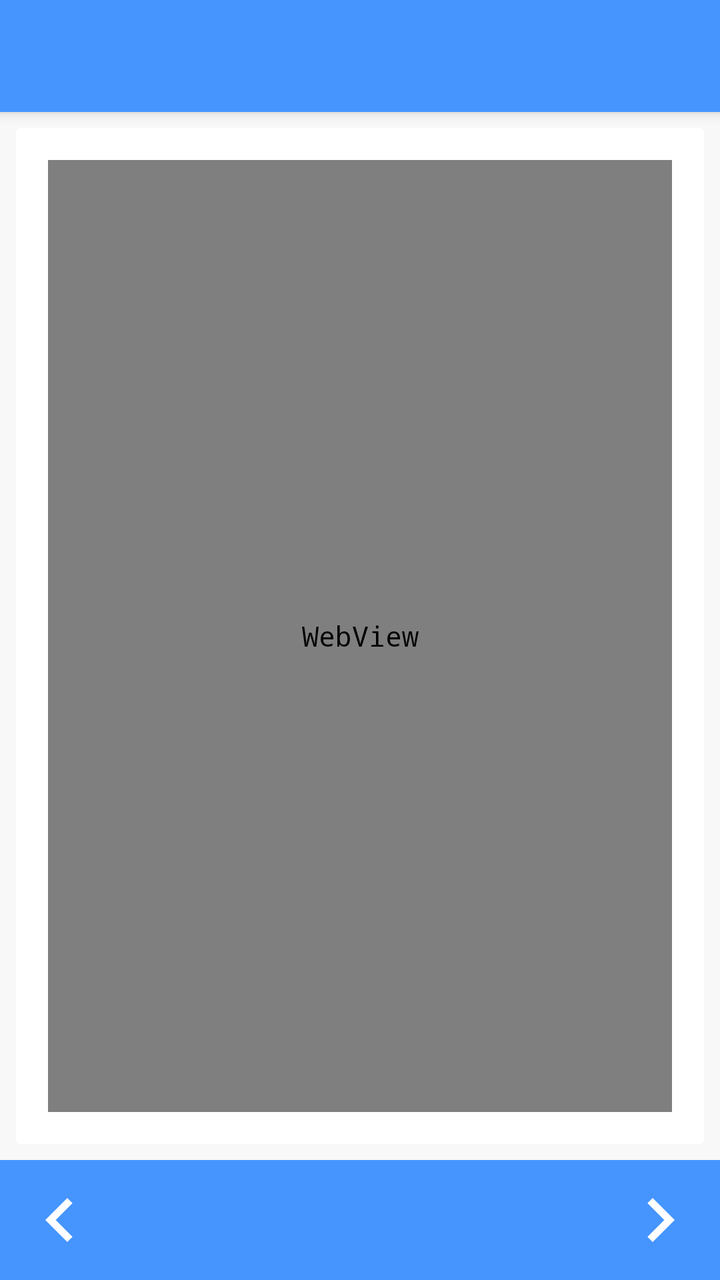
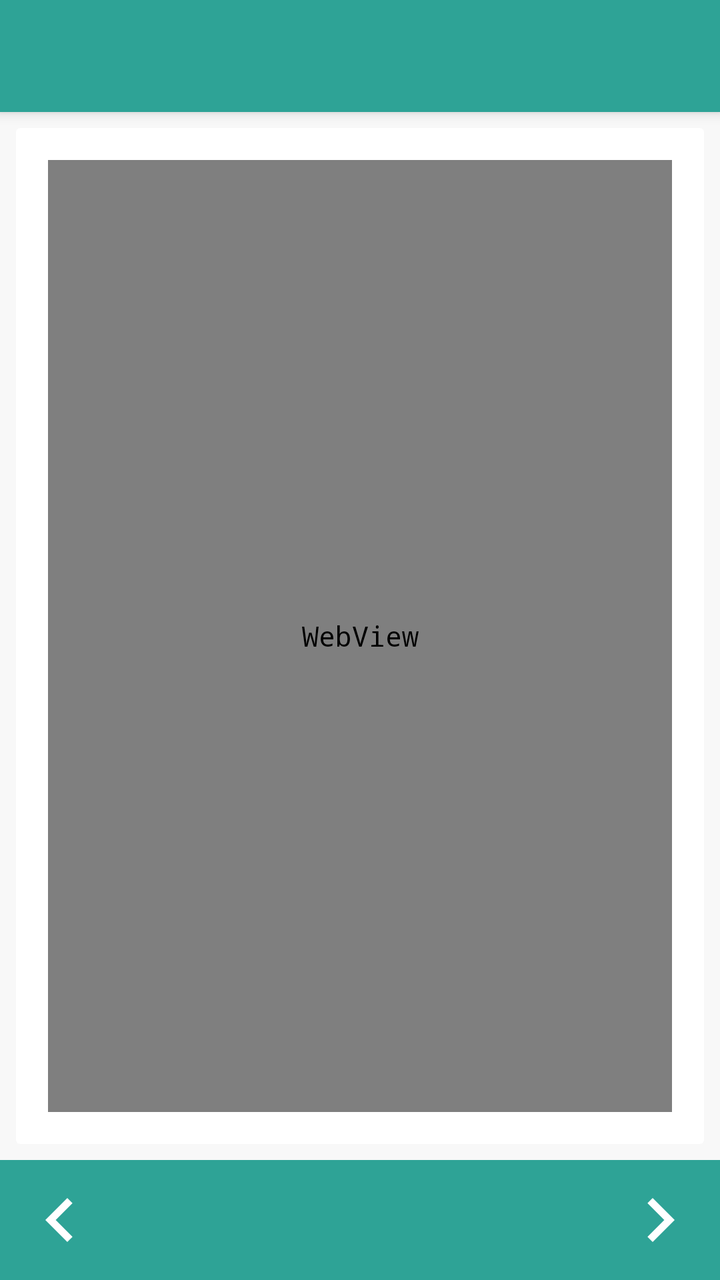

An Android layout rendered at two revisions. The XML below is the earlier revision; the diff shows what the commit changed to produce the second picture.
<!-- AndroidManifest.xml: application theme AppTheme -->
<!-- res/layout/activity_text_viewer.xml -->
<?xml version="1.0" encoding="utf-8"?>
<android.support.v4.widget.DrawerLayout
    xmlns:android="http://schemas.android.com/apk/res/android"
    xmlns:app="http://schemas.android.com/apk/res-auto"
    xmlns:tools="http://schemas.android.com/tools"
    android:layout_width="match_parent"
    android:layout_height="match_parent"
    android:fitsSystemWindows="true"
    tools:openDrawer="start"
    >
<android.support.design.widget.CoordinatorLayout

    android:layout_width="match_parent"
    android:layout_height="match_parent"
    tools:context="org.masaha.rejalalhadith.ui.viewer.TextViewer"
    android:fitsSystemWindows="false"

    >

    <android.support.design.widget.AppBarLayout
        android:layout_width="match_parent"
        android:layout_height="wrap_content"
        android:theme="@style/AppTheme.AppBarOverlay"
        >

        <android.support.v7.widget.Toolbar
            android:id="@+id/toolbar"
            android:layout_width="match_parent"
            android:layout_height="?attr/actionBarSize"
            android:background="?attr/colorPrimary"
            app:popupTheme="@style/AppTheme.PopupOverlay"
            />

    </android.support.design.widget.AppBarLayout>

    <include layout="@layout/content_text_viewer"/>


</android.support.design.widget.CoordinatorLayout>
</android.support.v4.widget.DrawerLayout>
<!-- res/layout/content_text_viewer.xml (included above) -->
<?xml version="1.0" encoding="utf-8"?>
<android.support.constraint.ConstraintLayout
    xmlns:android="http://schemas.android.com/apk/res/android"
    xmlns:app="http://schemas.android.com/apk/res-auto"
    xmlns:tools="http://schemas.android.com/tools"
    xmlns:card_view="http://schemas.android.com/apk/res-auto"
    android:layout_width="match_parent"
    android:layout_height="match_parent"
    app:layout_behavior="@string/appbar_scrolling_view_behavior"
    tools:context="org.masaha.rejalalhadith.ui.viewer.TextViewer"
    android:background="@color/page_background"
    tools:showIn="@layout/activity_text_viewer"
    >

    <android.support.v7.widget.CardView
        android:layout_width="match_parent"
        android:layout_height="0dp"
        android:layout_margin="8dp"
        android:layout_marginTop="8dp"
        app:layout_constraintBottom_toTopOf="@+id/constraintLayout"
        app:layout_constraintTop_toTopOf="parent"
        card_view:cardBackgroundColor="@color/surface"
        card_view:cardElevation="0dp"
        card_view:contentPadding="16dp"
        >

        <WebView
            android:id="@+id/content"
            android:layout_width="match_parent"
            android:layout_height="match_parent"
            />

    </android.support.v7.widget.CardView>

    <ImageButton
        android:id="@+id/relationButton"
        android:layout_width="48dp"
        android:layout_height="48dp"
        android:layout_margin="16dp"
        android:background="@drawable/bg_relation_button"
        android:contentDescription="@string/related_to"
        android:padding="12dp"
        android:scaleType="centerInside"
        android:src="@drawable/ic_related"
        android:visibility="gone"
        app:layout_constraintBottom_toTopOf="@+id/constraintLayout"
        app:layout_constraintStart_toStartOf="parent"
        tools:visibility="visible"
        />

    <LinearLayout
        android:id="@+id/constraintLayout"
        android:layout_width="match_parent"
        android:layout_height="wrap_content"
        android:background="@color/colorPrimary"
        android:orientation="horizontal"
        android:padding="8dp"
        app:layout_constraintBottom_toBottomOf="parent"
        >

        <ImageButton
            android:id="@+id/nextItem"
            android:layout_width="wrap_content"
            android:layout_height="wrap_content"
            android:background="@null"
            android:src="@drawable/ic_back"
            app:layout_constraintEnd_toEndOf="parent"
            />

        <TextView
            android:id="@+id/name"
            android:layout_width="0dp"
            android:layout_weight="1"
            android:layout_height="match_parent"
            android:gravity="center"
            android:layout_gravity="center"
            android:textColor="@color/on_primary"
            />

        <ImageButton
            android:id="@+id/prevItem"
            android:layout_width="wrap_content"
            android:layout_height="wrap_content"
            android:background="@null"
            android:src="@drawable/ic_next"
            app:layout_constraintStart_toStartOf="parent"
            />
    </LinearLayout>

</android.support.constraint.ConstraintLayout>
<!-- resources referenced by this layout -->
<resources>
  <color name="colorPrimary">#4694FE</color>
  <color name="on_primary">@color/white</color>
  <color name="page_background">@color/grey</color>
  <color name="surface">@color/white</color>
  <!-- drawable bg_relation_button (drawable) -->
  <?xml version="1.0" encoding="utf-8"?>
  <shape xmlns:android="http://schemas.android.com/apk/res/android"
      android:shape="oval">
      <solid android:color="@color/colorPrimary" />
  </shape>
  <!-- drawable ic_back (drawable) -->
  <vector android:autoMirrored="true" android:height="44dp"
      android:tint="#FFFFFF" android:viewportHeight="24.0"
      android:viewportWidth="24.0" android:width="44dp" xmlns:android="http://schemas.android.com/apk/res/android">
      <path android:fillColor="#FF000000" android:pathData="M15.41,7.41L14,6l-6,6 6,6 1.41,-1.41L10.83,12z"/>
  </vector>
  <!-- drawable ic_next (drawable) -->
  <vector android:autoMirrored="true" android:height="44dp"
      android:tint="#FFFFFF" android:viewportHeight="24.0"
      android:viewportWidth="24.0" android:width="44dp" xmlns:android="http://schemas.android.com/apk/res/android">
      <path android:fillColor="#FF000000" android:pathData="M10,6L8.59,7.41 13.17,12l-4.58,4.59L10,18l6,-6z"/>
  </vector>
  <!-- drawable ic_related (drawable) -->
  <vector xmlns:android="http://schemas.android.com/apk/res/android"
      android:width="24dp"
      android:height="24dp"
      android:viewportWidth="24"
      android:viewportHeight="24">
      <path
          android:fillColor="#FFFFFF"
          android:pathData="M3.9,12c0,-1.71 1.39,-3.1 3.1,-3.1h4V7H7c-2.76,0 -5,2.24 -5,5s2.24,5 5,5h4v-1.9H7c-1.71,0 -3.1,-1.39 -3.1,-3.1zM8,13h8v-2H8v2zM17,7h-4v1.9h4c1.71,0 3.1,1.39 3.1,3.1s-1.39,3.1 -3.1,3.1h-4V17h4c2.76,0 5,-2.24 5,-5s-2.24,-5 -5,-5z" />
  </vector>
  <string name="related_to">متحد مع:</string>
  <style name="AppTheme.AppBarOverlay" parent="ThemeOverlay.AppCompat.Dark.ActionBar" />
  <style name="AppTheme.PopupOverlay" parent="ThemeOverlay.AppCompat.Light" />
  <style name="AppTheme" parent="Theme.AppCompat.DayNight.DarkActionBar">
          
          <item name="android:typeface">monospace</item>
          <item name="colorPrimary">@color/colorPrimary</item>
          <item name="colorPrimaryDark">@color/colorPrimaryDark</item>
          <item name="colorAccent">@color/colorAccent</item>
          <item name="android:windowBackground">@color/page_background</item>
          <item name="android:colorBackground">@color/surface</item>
          <item name="android:textColorPrimary">@color/text_primary</item>
          <item name="android:textColorSecondary">@color/text_secondary</item>
          <item name="android:textColor">@color/text_primary</item>
      </style>
  <color name="white">#FFFFFF</color>
  <color name="grey">#f8f8f8</color>
  <color name="colorPrimaryDark">#4694FE</color>
  <color name="colorAccent">#FF4081</color>
  <color name="text_primary">@color/main_black</color>
  <color name="text_secondary">@color/bottom_black</color>
  <color name="main_black">#383837</color>
  <color name="bottom_black">#60605F</color>
</resources>

<!-- the commit's change to res/layout/activity_text_viewer.xml (unified diff, before → after) -->
@@ -29,6 +29,7 @@
             android:layout_height="?attr/actionBarSize"
             android:background="?attr/colorPrimary"
             app:popupTheme="@style/AppTheme.PopupOverlay"
+            app:titleTextAppearance="@style/ToolbarTitle"
             />
 
     </android.support.design.widget.AppBarLayout>
<!-- resource entries referenced after the edit -->
@@ -1,6 +1,6 @@
 <!-- resources referenced by this layout -->
 <resources>
-  <color name="colorPrimary">#4694FE</color>
+  <color name="colorPrimary">#2EA396</color>
   <color name="on_primary">@color/white</color>
   <color name="page_background">@color/grey</color>
   <color name="surface">@color/white</color>
@@ -35,6 +35,10 @@
   <string name="related_to">متحد مع:</string>
   <style name="AppTheme.AppBarOverlay" parent="ThemeOverlay.AppCompat.Dark.ActionBar" />
   <style name="AppTheme.PopupOverlay" parent="ThemeOverlay.AppCompat.Light" />
+  <style name="ToolbarTitle" parent="TextAppearance.Widget.AppCompat.Toolbar.Title">
+          <item name="android:typeface">monospace</item>
+          <item name="android:fontFamily">monospace</item>
+      </style>
   <style name="AppTheme" parent="Theme.AppCompat.DayNight.DarkActionBar">
           
           <item name="android:typeface">monospace</item>
@@ -49,7 +53,7 @@
       </style>
   <color name="white">#FFFFFF</color>
   <color name="grey">#f8f8f8</color>
-  <color name="colorPrimaryDark">#4694FE</color>
+  <color name="colorPrimaryDark">#2EA396</color>
   <color name="colorAccent">#FF4081</color>
   <color name="text_primary">@color/main_black</color>
   <color name="text_secondary">@color/bottom_black</color>
